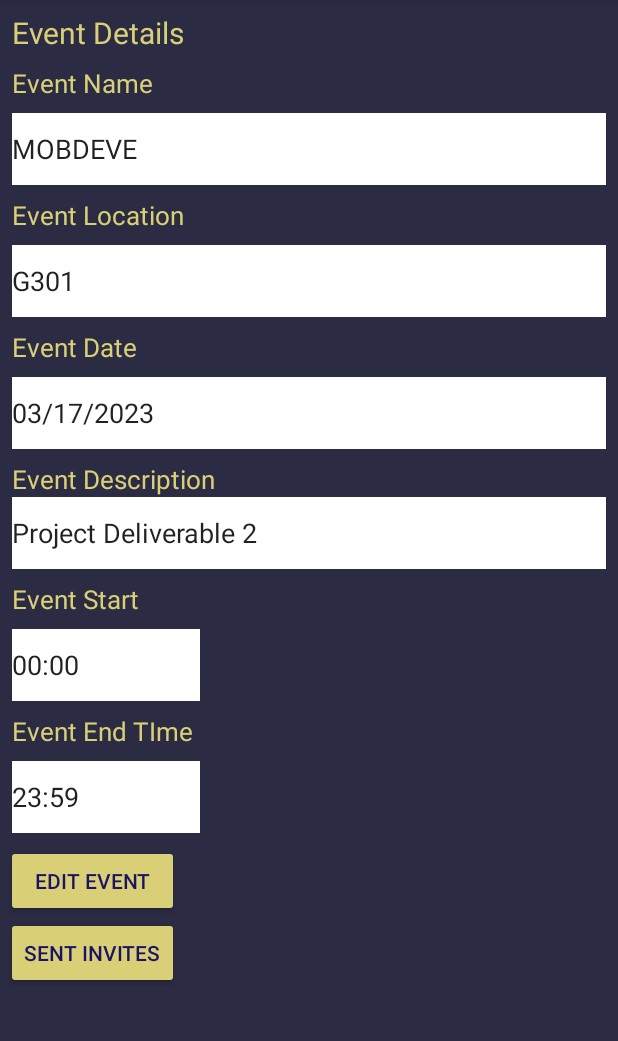
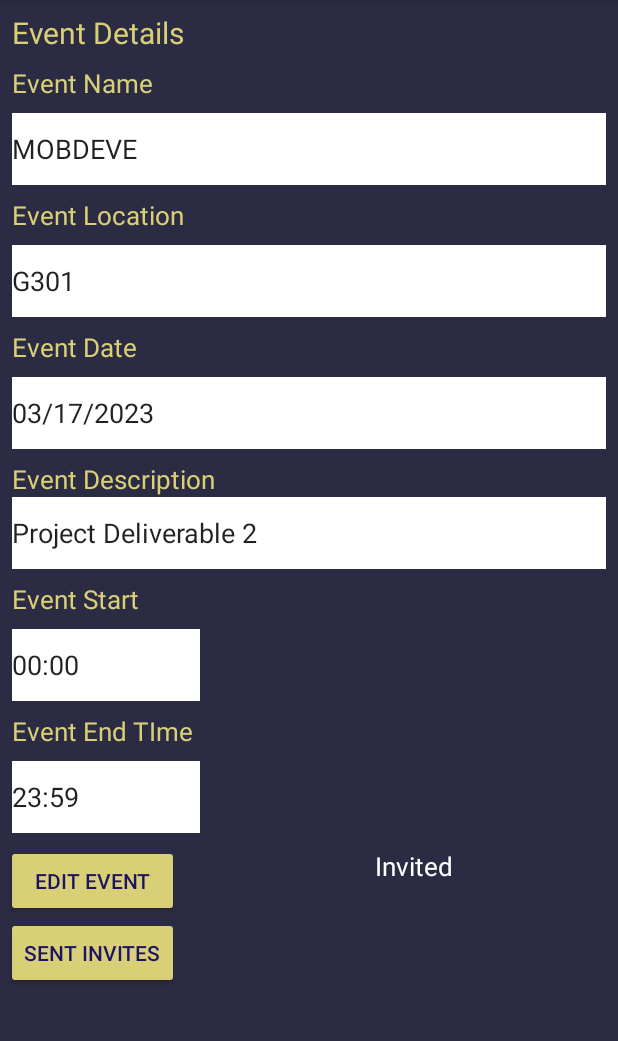
Before and after one commit to DenKho1/ScheduleCalendar, an Android app: the EventDetailsHost screen opened directly, with no data from a screen before it, on a phone screen of 412 x 824 dp, the part 84-1125 px from its top. Run offline under Robolectric (Android 15) with nearby library versions, the phone set to English and light mode, and no system bars.

Commit message:
event details host (incomplete)

```diff
--- a/app/src/main/res/layout/activity_event_details_host.xml
+++ b/app/src/main/res/layout/activity_event_details_host.xml
@@ -194,16 +194,30 @@
             android:textColor="#1B1464" />
     </LinearLayout>
 
-    <android.support.v7.widget.RecyclerView
-        android:layout_width="276dp"
-        android:layout_height="353dp"
+    <LinearLayout
+        android:layout_width="wrap_content"
+        android:layout_height="wrap_content"
         android:layout_marginStart="8dp"
         android:layout_marginTop="8dp"
-        android:layout_marginEnd="8dp"
-        android:layout_marginBottom="8dp"
+        android:layout_marginEnd="1dp"
+        android:layout_marginBottom="1dp"
+        android:orientation="vertical"
         app:layout_constraintBottom_toBottomOf="parent"
         app:layout_constraintEnd_toEndOf="parent"
         app:layout_constraintStart_toEndOf="@+id/constraintLayout"
-        app:layout_constraintTop_toBottomOf="@+id/LinearLayout" />
+        app:layout_constraintTop_toBottomOf="@+id/LinearLayout">
+
+        <TextView
+            android:id="@+id/EInvitesTxt"
+            android:layout_width="match_parent"
+            android:layout_height="wrap_content"
+            android:text="Invited"
+            android:textColor="#FFFFFF"
+            android:textSize="17sp" />
+
+        <android.support.v7.widget.RecyclerView
+            android:layout_width="match_parent"
+            android:layout_height="match_parent" />
+    </LinearLayout>
 
 </android.support.constraint.ConstraintLayout>
```
